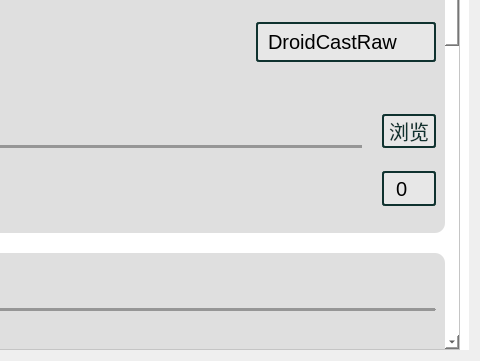
XBJF-X/Xuan-s-UltilityAutoNaruto, file utils/ui/Service.ui: the form before one commit; both pictures show x 677 to 1157 and y 383 to 744 of the 1157 by 744 pixel window.
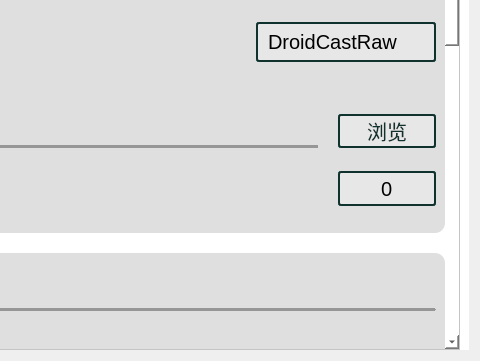
The form after the commit. The open tabs and pages were chosen to show the change.

Commit message: perf: [LD]截图方案实例索引上限增加至100000适配专版

Patch:
```diff
--- a/utils/ui/Service.ui
+++ b/utils/ui/Service.ui
@@ -2196,10 +2196,16 @@
                                </property>
                                <property name="maximumSize">
                                 <size>
-                                 <width>70</width>
+                                 <width>100</width>
                                  <height>35</height>
                                 </size>
                                </property>
+                               <property name="alignment">
+                                <set>Qt::AlignmentFlag::AlignCenter</set>
+                               </property>
+                               <property name="maximum">
+                                <number>100000</number>
+                               </property>
                               </widget>
                              </item>
                             </layout>
```
Left out of the diff: 10 changed lines with no effect on the pictures. The commit also changes 1 other file.
